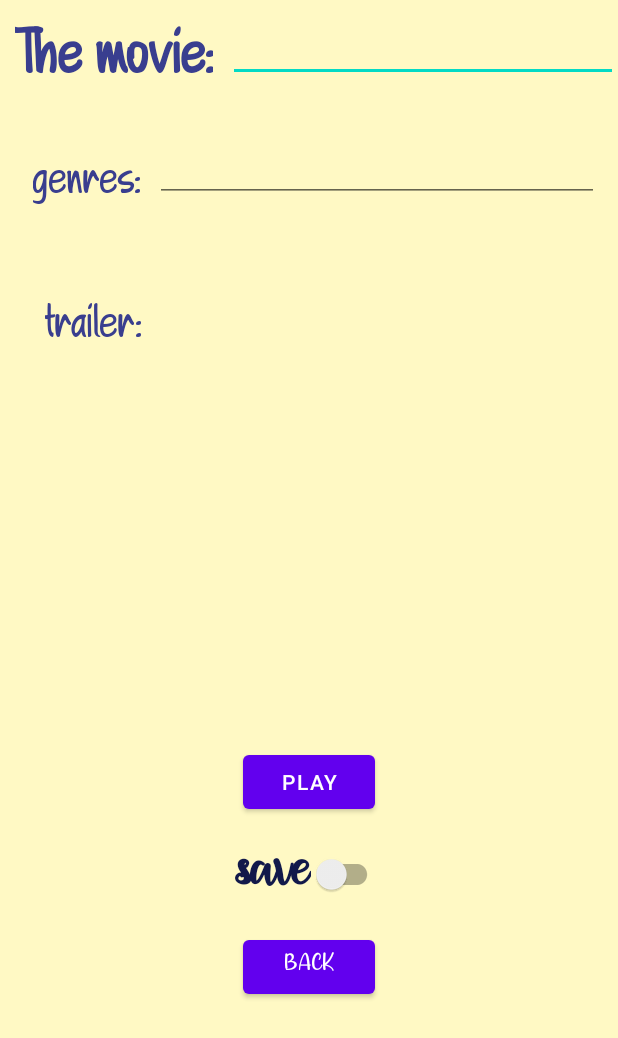
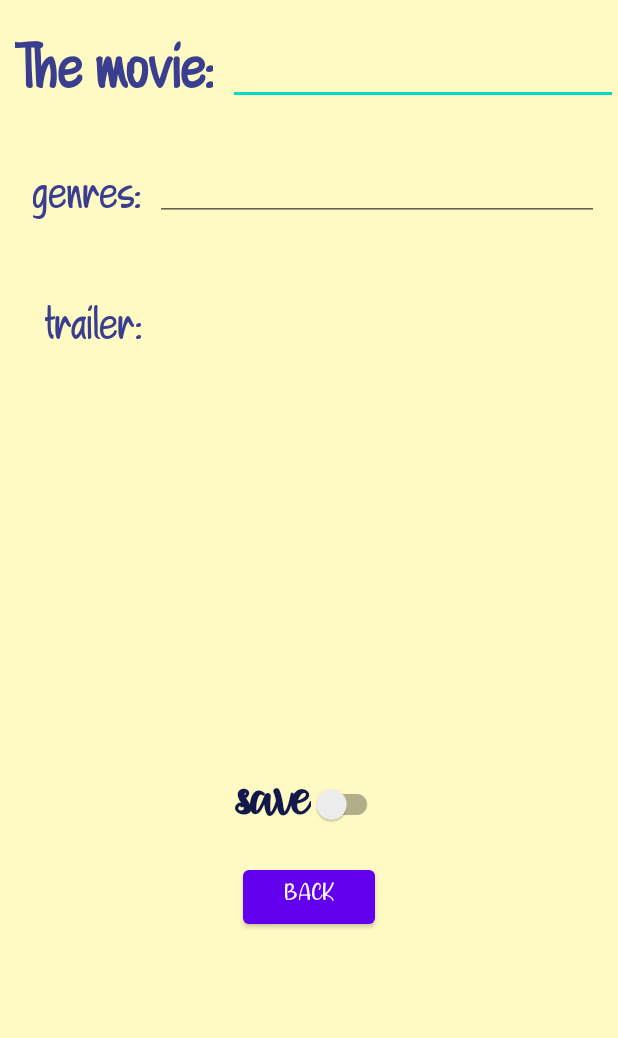
Before and after one commit to LiliaChe/DisneyLilia, an Android app: the layout activity_movie_page.xml on its own in the app's theme, with its tools: preview values and no code run, on a phone screen of 412 x 824 dp. Shown: the top 1038 px of the screen. Run offline under Robolectric (Android 15) with nearby library versions, the phone set to English and light mode, and no system bars.

Commit message:
עיצוב גרפי של החלקים החדשים

```diff
--- a/app/src/main/res/layout/activity_movie_page.xml
+++ b/app/src/main/res/layout/activity_movie_page.xml
@@ -25,6 +25,8 @@
             android:layout_margin="10dp"
             android:text="The movie:"/>
         <EditText
+            android:fontFamily="@font/reg"
+            android:textSize="40sp"
             android:id="@+id/editTextId"
             android:layout_width="wrap_content"
             android:layout_height="wrap_content"
@@ -50,6 +52,8 @@
             android:text="genres:"/>
 
         <EditText
+            android:fontFamily="@font/reg"
+            android:textSize="30sp"
             android:id="@+id/genres"
             android:layout_width="wrap_content"
             android:layout_height="wrap_content"
@@ -82,11 +86,6 @@
         </androidx.recyclerview.widget.RecyclerView>
 
     </LinearLayout>
-    <Button
-        android:layout_width="wrap_content"
-        android:layout_height="wrap_content"
-        android:id="@+id/buttonPlay"
-        android:text="play"/>
 
     <androidx.appcompat.widget.SwitchCompat
         android:textSize="40dp"
```
Also changed, not shown: app/src/main/res/layout/activity_movie_fy.xml (+7 -0 lines).
